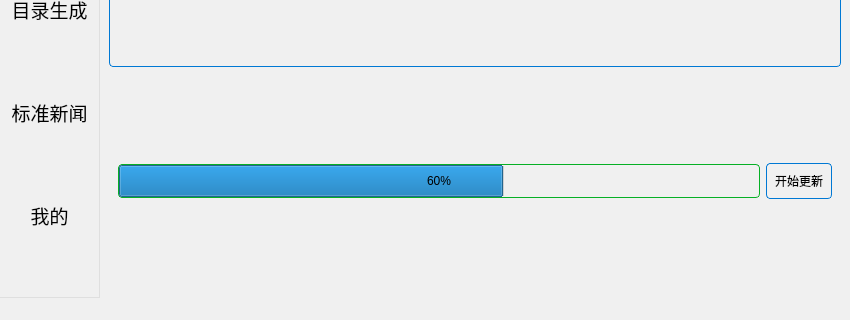
hyooeewee/Toolbox-of-Standard, file UI/Main.ui: the form before one commit; both pictures show x 0 to 850 and y 380 to 700 of the 850 by 700 pixel window.
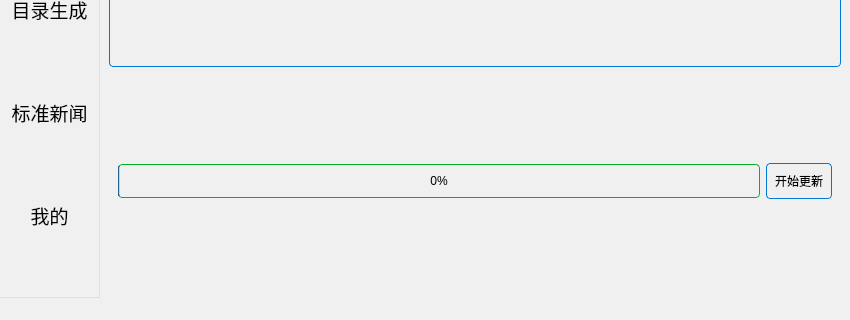
The form after the commit. The open tabs and pages were chosen to show the change. Icons and pictures are not drawn.

Patch:
```diff
--- a/UI/Main.ui
+++ b/UI/Main.ui
@@ -1057,7 +1057,7 @@
                        </size>
                       </property>
                       <property name="value">
-                       <number>60</number>
+                       <number>0</number>
                       </property>
                       <property name="alignment">
                        <set>Qt::AlignCenter</set>
```
Left out of the diff: 14 changed lines with no effect on the pictures.
